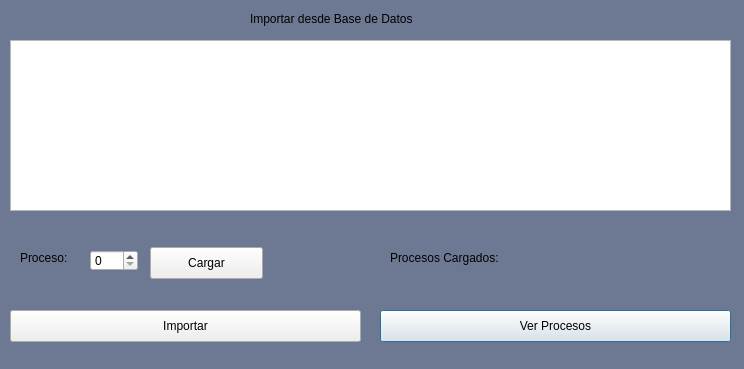
Above: Simulador/DialogImportar.ui from salva12/TPSOC1G1 before the change. Below: the same form after it.
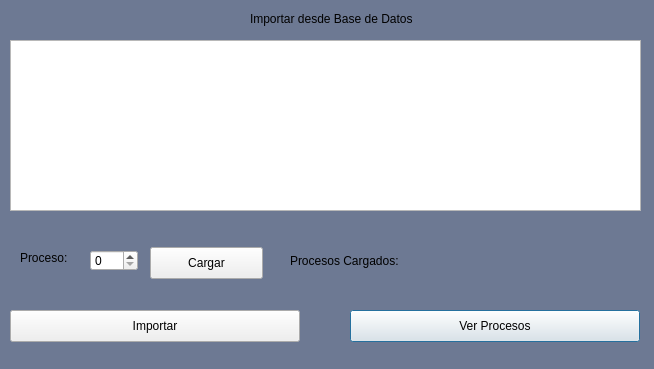
That is the form after the change.

What changed in the file:
```diff
--- a/Simulador/DialogImportar.ui
+++ b/Simulador/DialogImportar.ui
@@ -6,7 +6,7 @@
    <rect>
     <x>0</x>
     <y>0</y>
-    <width>744</width>
+    <width>654</width>
     <height>369</height>
    </rect>
   </property>
@@ -23,7 +23,7 @@
     <rect>
      <x>10</x>
      <y>40</y>
-     <width>721</width>
+     <width>631</width>
      <height>171</height>
     </rect>
    </property>
@@ -42,13 +42,16 @@
    <property name="columnCount">
     <number>0</number>
    </property>
+   <attribute name="verticalHeaderStretchLastSection">
+    <bool>true</bool>
+   </attribute>
   </widget>
   <widget class="QPushButton" name="pushButtonVertabla">
    <property name="geometry">
     <rect>
-     <x>380</x>
+     <x>350</x>
      <y>310</y>
-     <width>351</width>
+     <width>290</width>
      <height>32</height>
     </rect>
    </property>
@@ -61,7 +64,7 @@
     <rect>
      <x>10</x>
      <y>310</y>
-     <width>351</width>
+     <width>290</width>
      <height>32</height>
     </rect>
    </property>
@@ -138,10 +141,10 @@
   <widget class="QLabel" name="label_PC">
    <property name="geometry">
     <rect>
-     <x>390</x>
+     <x>290</x>
      <y>250</y>
      <width>331</width>
-     <height>16</height>
+     <height>21</height>
     </rect>
    </property>
    <property name="text">
```
